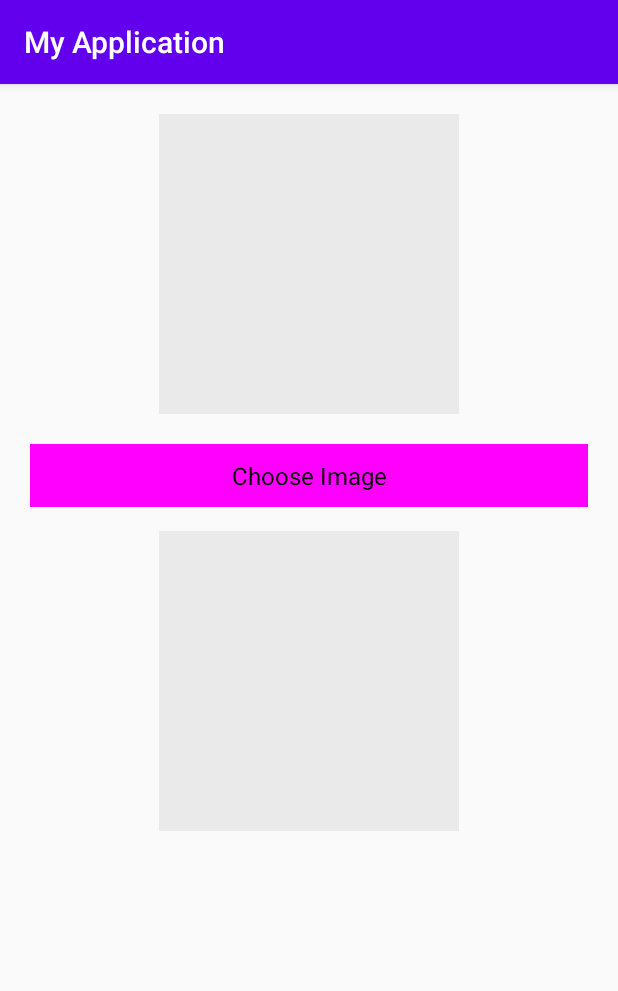
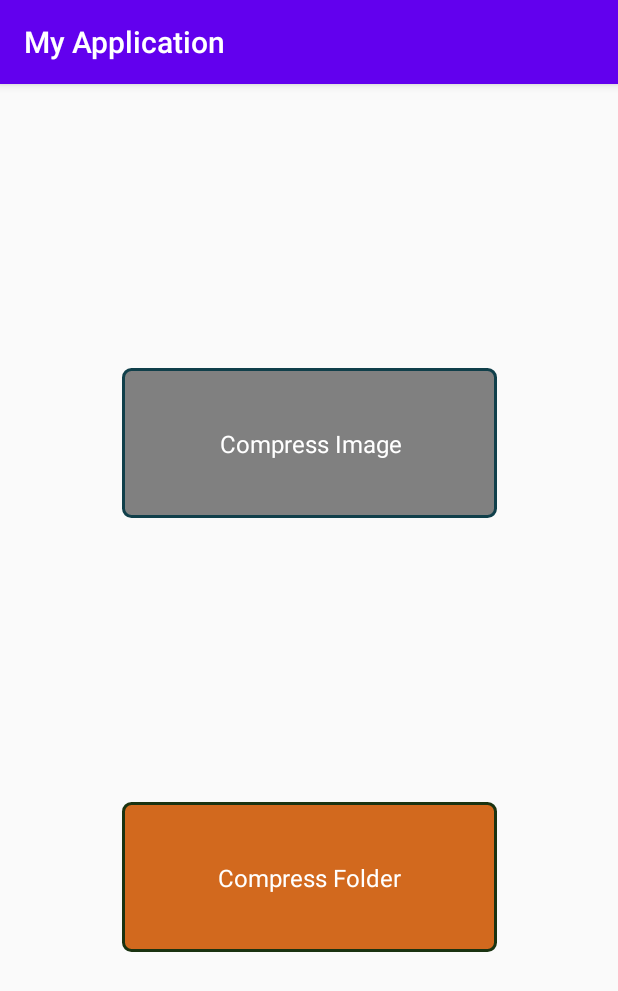
Before and after one commit to padhle/image_compression, an Android app: the screen it shows after launch (MainActivity), on a phone screen of 412 x 824 dp. Shown: the top 991 px of the screen. Run offline under Robolectric (Android 15) with nearby library versions, the phone set to English and light mode, and no system bars; our stand-ins replace ButterKnife.

Commit message:
compress image and compress folder buttons on layout

```diff
--- a/app/src/main/AndroidManifest.xml
+++ b/app/src/main/AndroidManifest.xml
@@ -9,6 +9,7 @@
         android:roundIcon="@mipmap/ic_launcher_round"
         android:supportsRtl="true"
         android:theme="@style/AppTheme">
+        <activity android:name=".CustomizeCompressionActivity"></activity>
         <activity android:name=".MainActivity">
             <intent-filter>
                 <action android:name="android.intent.action.MAIN" />
--- /dev/null
+++ b/app/src/main/java/com/example/myapplication/Constants.java
@@ -0,0 +1,7 @@
+package com.example.myapplication;
+
+public class Constants {
+    public static final String RESOURCE_TO_COMPRESS="resource_to_compress";
+    public static final String IMAGE="image";
+    public static final String FOLDER="folder";
+}
--- /dev/null
+++ b/app/src/main/java/com/example/myapplication/CustomizeCompressionActivity.java
@@ -0,0 +1,23 @@
+package com.example.myapplication;
+
+import androidx.appcompat.app.AppCompatActivity;
+
+import android.content.Intent;
+import android.os.Bundle;
+import android.widget.Toast;
+
+public class CustomizeCompressionActivity extends AppCompatActivity {
+
+    public String resourceToCompress;
+
+    @Override
+    protected void onCreate(Bundle savedInstanceState) {
+        super.onCreate(savedInstanceState);
+        setContentView(R.layout.activity_customize_compression);
+
+        Intent intent=getIntent();
+        if(getIntent()!=null) resourceToCompress=intent.getStringExtra(Constants.RESOURCE_TO_COMPRESS);
+
+        Toast.makeText(CustomizeCompressionActivity.this,resourceToCompress,Toast.LENGTH_LONG).show();
+    }
+}
--- a/app/src/main/java/com/example/myapplication/MainActivity.java
+++ b/app/src/main/java/com/example/myapplication/MainActivity.java
@@ -16,7 +16,9 @@ import android.widget.ImageView;
 import android.widget.Toast;
 
 import com.example.myapplication.Utilities.ScalingUtilities;
+import com.example.myapplication.Utilities.ViewUtils;
 import com.example.myapplication.controllers.CustomButton;
+import com.example.myapplication.controllers.MultiShapeButton;
 
 import butterknife.BindView;
 import butterknife.ButterKnife;
@@ -25,15 +27,26 @@ public class MainActivity extends AppCompatActivity {
 
     private static final int PICK_IMAGE = 25;
 
-    @BindView(R.id.source_view)
-    ImageView mSourceView;
-    @BindView(R.id.destination_view)
-    ImageView mDestinationView;
-    @BindView(R.id.choose_image)
-    CustomButton chooseImage;
+    //    @BindView(R.id.source_view)
+//    ImageView mSourceView;
+//    @BindView(R.id.destination_view)
+//    ImageView mDestinationView;
+//    @BindView(R.id.choose_image)
+//    CustomButton chooseImage;
+    @BindView(R.id.compress_image)
+    MultiShapeButton mCompressImage;
 
-    String backgroundColor="#ff00ff";
-    String textColor="#000000";
+    @BindView(R.id.compress_folder)
+    MultiShapeButton mCompressFolder;
+
+    String backgroundColor = "#ff00ff";
+    String textColor = "#000000";
+
+    private View.OnClickListener goToCustomizeCompressionScreen = v -> {
+        Intent intent = new Intent(MainActivity.this, CustomizeCompressionActivity.class);
+        intent.putExtra(Constants.RESOURCE_TO_COMPRESS,Constants.IMAGE);
+        startActivity(intent);
+    };
 
     @Override
     protected void onCreate(Bundle savedInstanceState) {
@@ -41,11 +54,16 @@ public class MainActivity extends AppCompatActivity {
         setContentView(R.layout.activity_main);
         ButterKnife.bind(this);
 
-        chooseImage.setBackgroundColor(Color.parseColor(backgroundColor));
-        chooseImage.setTitle(getString(R.string.choose_image));
-        chooseImage.setTag(getString(R.string.choose_image));
-        chooseImage.setTextColor(Color.parseColor(textColor));
-        chooseImage.setOnClickListener(v -> chooseImage());
+        mCompressImage.setOnClickListener(v -> startActivity(ViewUtils.getCompressionIntent(MainActivity.this,Constants.IMAGE)));
+
+        mCompressFolder.setOnClickListener(v -> startActivity(ViewUtils.getCompressionIntent(MainActivity.this,Constants.FOLDER)));
+
+
+//        chooseImage.setBackgroundColor(Color.parseColor(backgroundColor));
+//        chooseImage.setTitle(getString(R.string.choose_image));
+//        chooseImage.setTag(getString(R.string.choose_image));
+//        chooseImage.setTextColor(Color.parseColor(textColor));
+//        chooseImage.setOnClickListener(v -> chooseImage());
     }
 
     public void chooseImage() {
@@ -64,21 +82,21 @@ public class MainActivity extends AppCompatActivity {
                 Uri uri = data.getData();
                 Bitmap bitmap = ScalingUtilities.getBitmap(MainActivity.this, uri);
                 if (bitmap != null) {
-                    mSourceView.setImageURI(uri);
+//                    mSourceView.setImageURI(uri);
                     Bitmap scaledBitmap = null;
                     if (uri != null) {
                         scaledBitmap = ScalingUtilities.decodeFile(uri.toString(), 200, 200, ScalingUtilities.ScalingLogic.CROP);
-                        mDestinationView.setImageBitmap(scaledBitmap);
+//                        mDestinationView.setImageBitmap(scaledBitmap);
                     }
 
 
-                    String sizeInfo= null;
+                    String sizeInfo = null;
                     if (scaledBitmap != null) {
                         sizeInfo = String.format("size of source bitmap is %1$s and size of destination bitmap is %2$s",
-                                ScalingUtilities.getSize(bitmap),ScalingUtilities.getSize(scaledBitmap));
+                                ScalingUtilities.getSize(bitmap), ScalingUtilities.getSize(scaledBitmap));
                     }
 
-                    Toast.makeText(MainActivity.this,sizeInfo,Toast.LENGTH_LONG).show();
+                    Toast.makeText(MainActivity.this, sizeInfo, Toast.LENGTH_LONG).show();
                 }
             }
         }
--- /dev/null
+++ b/app/src/main/java/com/example/myapplication/Utilities/ViewUtils.java
@@ -0,0 +1,16 @@
+package com.example.myapplication.Utilities;
+
+import android.content.Context;
+import android.content.Intent;
+
+import com.example.myapplication.Constants;
+import com.example.myapplication.CustomizeCompressionActivity;
+
+public class ViewUtils {
+
+    public static Intent getCompressionIntent(Context context, String resource_type){
+        Intent intent=new Intent(context, CustomizeCompressionActivity.class);
+        intent.putExtra(Constants.RESOURCE_TO_COMPRESS,resource_type);
+        return intent;
+    }
+}
--- /dev/null
+++ b/app/src/main/java/com/example/myapplication/controllers/MultiShapeButton.java
@@ -0,0 +1,97 @@
+package com.example.myapplication.controllers;
+
+import android.content.Context;
+import android.content.res.TypedArray;
+import android.graphics.Color;
+import android.graphics.ColorFilter;
+import android.graphics.PorterDuff;
+import android.graphics.drawable.Drawable;
+import android.text.TextUtils;
+import android.util.AttributeSet;
+import android.view.LayoutInflater;
+import android.view.View;
+import android.widget.TextView;
+
+import androidx.constraintlayout.widget.ConstraintLayout;
+
+import com.example.myapplication.R;
+
+public class MultiShapeButton extends ConstraintLayout {
+
+    View rootView;
+    TextView mTitle;
+    String titleText;
+    int backgroundColor,titleTextColor;
+    View backgroundView;
+
+    public static final String GREY_COLOR="#808080";
+    public static final String DARK_BROWN_COLOR="#D2691E";
+    public static final String WHITE_COLOR="#FFFFFF";
+    public static final String BLACK_COLOR="#000000";
+
+    public MultiShapeButton(Context context) {
+        super(context);
+        initialize(context,null);
+    }
+
+    public MultiShapeButton(Context context, AttributeSet attrs) {
+        super(context, attrs);
+        initialize(context,attrs);
+    }
+
+    public MultiShapeButton(Context context, AttributeSet attrs, int defStyleAttr) {
+        super(context, attrs, defStyleAttr);
+        initialize(context,attrs);
+    }
+
+    public void initialize(Context context,AttributeSet attrs){
+        if(attrs != null){
+            TypedArray typedArray=context.obtainStyledAttributes(attrs,R.styleable.MultiShapeButton);
+            try{
+                titleText=typedArray.getString(R.styleable.MultiShapeButton_title_text);
+                backgroundColor=typedArray.getInt(R.styleable.MultiShapeButton_background_color,1);
+                titleTextColor=typedArray.getInt(R.styleable.MultiShapeButton_title_text_color,1);
+            }finally {
+                typedArray.recycle();
+            }
+        }
+
+        rootView= LayoutInflater.from(context).inflate(R.layout.multi_shape_button,this,true);
+        mTitle=rootView.findViewById(R.id.title);
+        backgroundView=rootView.findViewById(R.id.button_background);
+
+        if(!TextUtils.isEmpty(titleText)){
+            mTitle.setText(titleText);
+        }
+        setBackgroundColorOfView(backgroundColor);
+        setTitleTextColor(titleTextColor);
+    }
+
+    private void setBackgroundColorOfView(int backgroundColor) {
+        Drawable drawable = backgroundView.getBackground().mutate();
+        switch(backgroundColor){
+            case 1:
+                drawable.setColorFilter(Color.parseColor(GREY_COLOR), PorterDuff.Mode.MULTIPLY);
+                break;
+
+            case 2:
+                drawable.setColorFilter(Color.parseColor(DARK_BROWN_COLOR), PorterDuff.Mode.MULTIPLY);
+                break;
+
+        }
+        backgroundView.setBackground(drawable);
+    }
+
+    private void setTitleTextColor(int titleTextColor) {
+        switch(titleTextColor){
+            case 1:
+                mTitle.setTextColor(Color.parseColor(WHITE_COLOR));
+                break;
+
+            case 2:
+                mTitle.setTextColor(Color.parseColor(BLACK_COLOR));
+                break;
+
+        }
+    }
+}
--- /dev/null
+++ b/app/src/main/res/drawable/rectangular_drawable.xml
@@ -0,0 +1,10 @@
+<?xml version="1.0" encoding="UTF-8"?>
+<shape xmlns:android="http://schemas.android.com/apk/res/android" android:id="@+id/listview_background_shape">
+    <stroke android:width="2dp" android:color="#ff207d94" />
+    <padding android:left="2dp"
+        android:top="2dp"
+        android:right="2dp"
+        android:bottom="2dp" />
+    <corners android:radius="5dp" />
+    <solid android:color="#ffffffff" />
+</shape>
--- /dev/null
+++ b/app/src/main/res/layout/activity_customize_compression.xml
@@ -0,0 +1,9 @@
+<?xml version="1.0" encoding="utf-8"?>
+<androidx.constraintlayout.widget.ConstraintLayout xmlns:android="http://schemas.android.com/apk/res/android"
+    xmlns:app="http://schemas.android.com/apk/res-auto"
+    xmlns:tools="http://schemas.android.com/tools"
+    android:layout_width="match_parent"
+    android:layout_height="match_parent"
+    tools:context=".CustomizeCompressionActivity">
+
+</androidx.constraintlayout.widget.ConstraintLayout>
--- a/app/src/main/res/layout/activity_main.xml
+++ b/app/src/main/res/layout/activity_main.xml
@@ -6,39 +6,30 @@
     android:layout_height="match_parent"
     tools:context=".MainActivity">
 
-    <ImageView
-        android:id="@+id/destination_view"
-        android:layout_width="200dp"
-        android:layout_height="200dp"
-        android:layout_marginTop="16dp"
-        android:background="#10000000"
-        android:scaleType="centerInside"
-        app:layout_constraintEnd_toEndOf="parent"
-        app:layout_constraintHorizontal_bias="0.5"
-        app:layout_constraintStart_toStartOf="parent"
-        app:layout_constraintTop_toBottomOf="@+id/choose_image" />
-
-    <ImageView
-        android:id="@+id/source_view"
-        android:layout_width="200dp"
-        android:layout_height="200dp"
-        android:layout_marginTop="20dp"
-        android:layout_marginBottom="16dp"
-        android:background="#10000000"
-        android:scaleType="centerInside"
-        app:layout_constraintBottom_toTopOf="@+id/choose_image"
+    <com.example.myapplication.controllers.MultiShapeButton
+        android:id="@+id/compress_image"
+        android:layout_width="250dp"
+        android:layout_height="100dp"
+        app:title_text="Compress Image"
+        app:background_color="grey"
+        app:title_text_color="white"
+        app:layout_constraintBottom_toTopOf="@+id/compress_folder"
         app:layout_constraintEnd_toEndOf="parent"
         app:layout_constraintHorizontal_bias="0.5"
         app:layout_constraintStart_toStartOf="parent"
         app:layout_constraintTop_toTopOf="parent" />
 
-    <com.example.myapplication.controllers.CustomButton
-        android:id="@+id/choose_image"
-        android:layout_width="match_parent"
-        android:layout_height="wrap_content"
-        android:layout_margin="20dp"
+    <com.example.myapplication.controllers.MultiShapeButton
+        android:id="@+id/compress_folder"
+        android:layout_width="250dp"
+        android:layout_height="100dp"
+        app:title_text="Compress Folder"
+        app:background_color="dark_brown"
+        app:title_text_color="white"
+        app:layout_constraintBottom_toBottomOf="parent"
         app:layout_constraintEnd_toEndOf="parent"
+        app:layout_constraintHorizontal_bias="0.5"
         app:layout_constraintStart_toStartOf="parent"
-        app:layout_constraintTop_toBottomOf="@+id/source_view" />
+        app:layout_constraintTop_toBottomOf="@+id/compress_image" />
 
 </androidx.constraintlayout.widget.ConstraintLayout>
--- /dev/null
+++ b/app/src/main/res/layout/multi_shape_button.xml
@@ -0,0 +1,31 @@
+<?xml version="1.0" encoding="utf-8"?>
+<androidx.constraintlayout.widget.ConstraintLayout
+    xmlns:android="http://schemas.android.com/apk/res/android"
+    xmlns:app="http://schemas.android.com/apk/res-auto"
+    android:layout_width="match_parent"
+    android:layout_height="match_parent">
+
+    <View
+        android:id="@+id/button_background"
+        android:layout_width="wrap_content"
+        android:layout_height="wrap_content"
+        android:background="@drawable/rectangular_drawable"
+        app:layout_constraintBottom_toBottomOf="parent"
+        app:layout_constraintEnd_toEndOf="parent"
+        app:layout_constraintStart_toStartOf="parent"
+        app:layout_constraintTop_toTopOf="parent" />
+
+    <TextView
+        android:id="@+id/title"
+        android:layout_width="wrap_content"
+        android:layout_height="wrap_content"
+        android:gravity="center"
+        android:text="hello"
+        android:textColor="#000000"
+        android:textSize="16sp"
+        app:layout_constraintBottom_toBottomOf="parent"
+        app:layout_constraintEnd_toEndOf="parent"
+        app:layout_constraintStart_toStartOf="parent"
+        app:layout_constraintTop_toTopOf="parent" />
+
+</androidx.constraintlayout.widget.ConstraintLayout>
--- /dev/null
+++ b/app/src/main/res/values/attrs.xml
@@ -0,0 +1,14 @@
+<?xml version="1.0" encoding="utf-8"?>
+<resources>
+    <declare-styleable name="MultiShapeButton">
+        <attr name="title_text" format="string"/>
+        <attr name="background_color" format="integer">
+            <enum name="grey" value="1"/>
+            <enum name="dark_brown" value="2"/>
+        </attr>
+        <attr name="title_text_color" format="integer">
+            <enum name="white" value="1"/>
+            <enum name="black" value="2"/>
+        </attr>
+    </declare-styleable>
+</resources>
```
Also changed, not shown: 1 other file.
